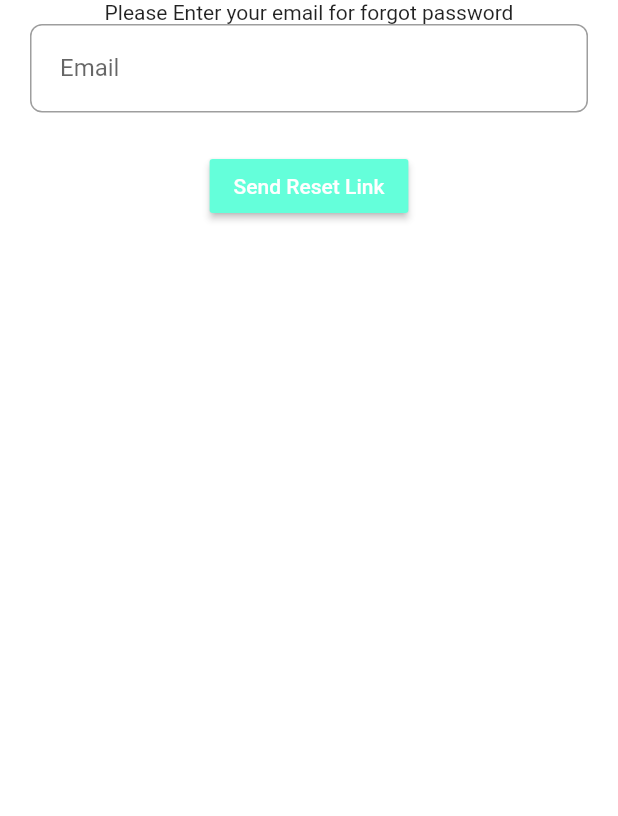
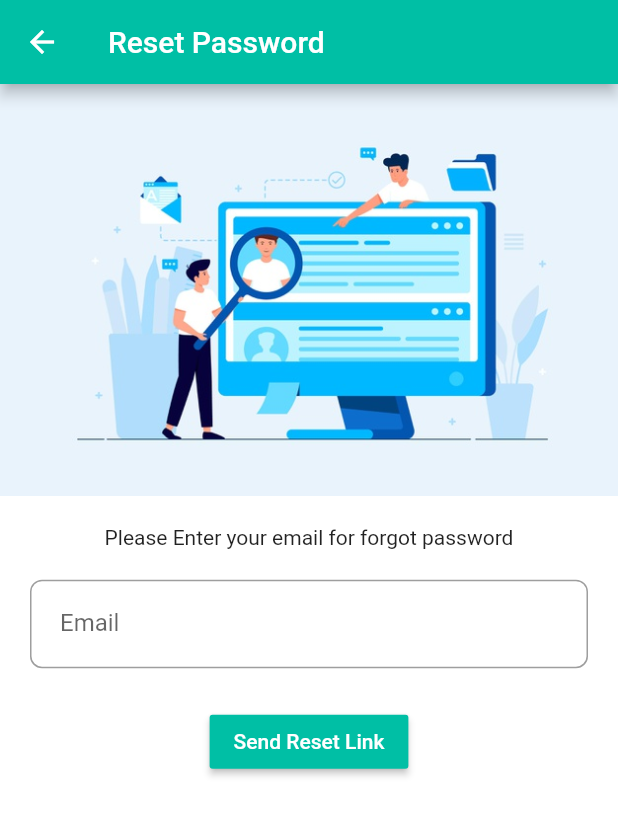
Before and after one commit to zainarshad62452/doctorsapp, a Flutter app: the ResetPasswordScreen screen opened directly, after a tap on "Send Reset Link", on a phone screen of 412 x 824 dp. Shown: the top 816 px of the screen. Run offline on Flutter 3.47's test engine with Material 2 defaults, Android fonts, the phone set to English and light mode, and no system bars; our stand-ins replace carousel_slider, cloud_firestore, firebase_auth, firebase_core, flutter_tabler_icons, geolocator and 6 more; missing offline and left inert: quick_actions, zego_uikit, zego_uikit_prebuilt_call; accounts and stored records are empty; network calls fail; statements that could not run were skipped.

Commit message:
forgot password added

```diff
--- a/lib/screens/auth/reset_password_screen.dart
+++ b/lib/screens/auth/reset_password_screen.dart
@@ -17,10 +17,20 @@ class _ResetPasswordScreenState extends State<ResetPasswordScreen> {
   @override
   Widget build(BuildContext context) {
     return Scaffold(
+      appBar: AppBar(
+        title: Text("Reset Password"),
+        backgroundColor: Colors.tealAccent.shade700,
+      ),
       backgroundColor: Colors.white,
       body: SafeArea(
         child: SingleChildScrollView(
-          child: ResetForm(),
+          child: Column(
+            children: [
+              Image.asset("assets/search.jpg"),
+              SizedBox(height: 20.0,),
+              ResetForm(),
+            ],
+          ),
         ),
       ),
     );
@@ -60,6 +70,7 @@ class _ResetFormState extends State<ResetForm> {
       mainAxisAlignment: MainAxisAlignment.center,
       children: [
         Text("Please Enter your email for forgot password"),
+        SizedBox(height: 20.0,),
         Padding(
           padding: const EdgeInsets.symmetric(
             horizontal: 20,
@@ -94,7 +105,7 @@ class _ResetFormState extends State<ResetForm> {
                     snackbar("Done", "An email is sent to ${_emailController.text} to change the password");
                     Get.to(()=>SignIn());
                   });
-                },child: Text("Send Reset Link",style: TextStyle(color: Colors.white),),color: Colors.tealAccent,),
+                },child: Text("Send Reset Link",style: TextStyle(color: Colors.white),),color:Colors.tealAccent.shade700,),
 
               ],
             ),
```
